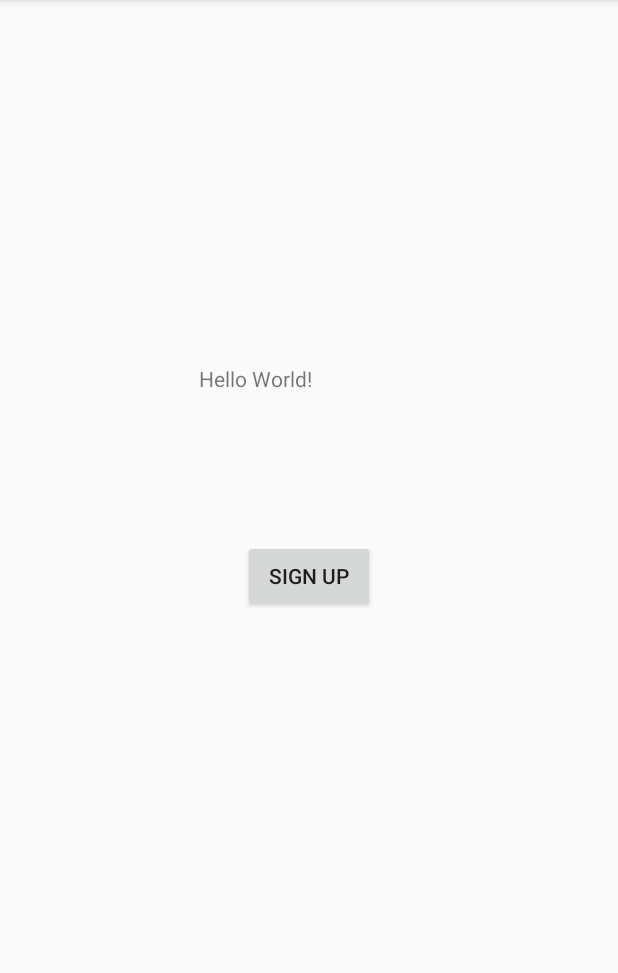
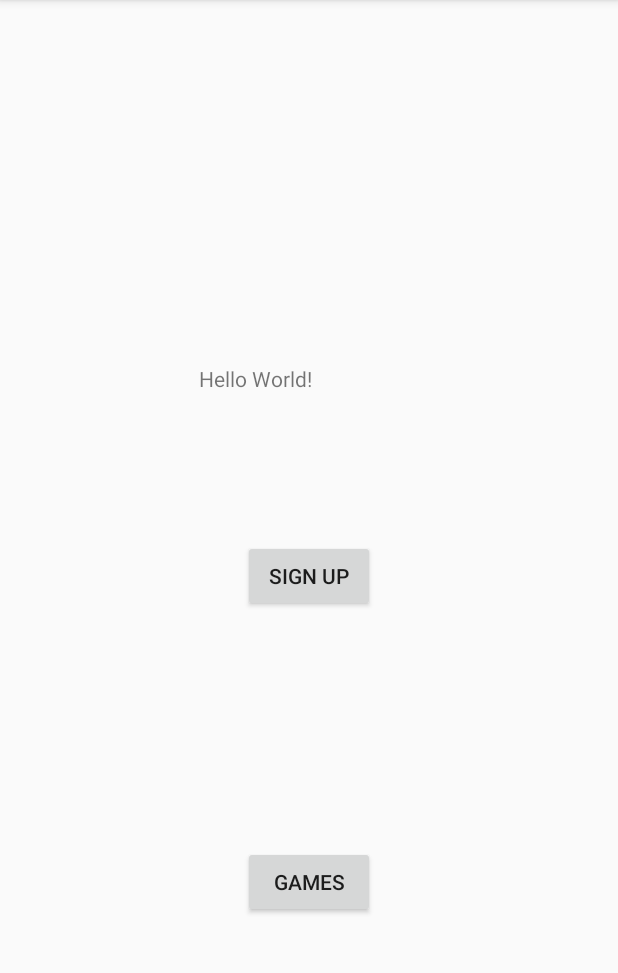
Before and after one commit to chsgwc/memory-loss-app, an Android app: the screen it shows after launch (MainActivity), on a phone screen of 412 x 824 dp, the part 84-1057 px from its top. Run offline under Robolectric (Android 15) with nearby library versions, the phone set to English and light mode, and no system bars.

Commit message:
games 1: works for Strings, implemented LinkedHashMapSet

```diff
--- a/MemoryLossApp/app/src/main/java/com/example/memorylossapp/Games.java
+++ b/MemoryLossApp/app/src/main/java/com/example/memorylossapp/Games.java
@@ -70,6 +70,7 @@ public class Games extends AppCompatActivity {
                     public void onClick(View view) {
                         if (answerEditText.getText().toString().equals(mapQuestions.get(keys.get(counter)).toString())){
                             showMessage("Correct!","Click Next");
+                            counter++;
                         } else {
                             showMessage("Wrong :(", "Try Again");
                         }
@@ -95,5 +96,6 @@ public class Games extends AppCompatActivity {
         builder.setCancelable(true);
         builder.setTitle(title);
         builder.setMessage(message);
+        builder.show();
     }
 }
--- a/MemoryLossApp/app/src/main/java/com/example/memorylossapp/MainActivity.java
+++ b/MemoryLossApp/app/src/main/java/com/example/memorylossapp/MainActivity.java
@@ -21,6 +21,7 @@ public class MainActivity extends AppCompatActivity {
         setContentView(R.layout.activity_main);
 
         Button signupButton = (Button) findViewById(R.id.signupBtn);
+        Button gamesButton = (Button) findViewById(R.id.GamesButton);
 
         signupButton.setOnClickListener(new View.OnClickListener() {
             @Override
@@ -30,6 +31,16 @@ public class MainActivity extends AppCompatActivity {
                 startActivity(startIntent);
             }
         });
+
+        gamesButton.setOnClickListener(new View.OnClickListener() {
+            @Override
+            public void onClick(View view) {
+                //Open Games page
+                Intent startIntent = new Intent(getApplicationContext(), Games.class);
+                startActivity(startIntent);
+            }
+        });
+
         //notifications
         NotificationCompat.Builder mBuilder = new NotificationCompat.Builder(this);
         mBuilder.setSmallIcon(R.drawable.ic_launcher_background);
--- a/MemoryLossApp/app/src/main/res/layout/activity_main.xml
+++ b/MemoryLossApp/app/src/main/res/layout/activity_main.xml
@@ -28,4 +28,14 @@
         app:layout_constraintStart_toStartOf="parent"
         app:layout_constraintTop_toTopOf="parent" />
 
+    <Button
+        android:id="@+id/GamesButton"
+        android:layout_width="wrap_content"
+        android:layout_height="wrap_content"
+        android:text="Games"
+        app:layout_constraintBottom_toBottomOf="parent"
+        app:layout_constraintEnd_toEndOf="parent"
+        app:layout_constraintStart_toStartOf="parent"
+        app:layout_constraintTop_toBottomOf="@+id/signupBtn" />
+
 </androidx.constraintlayout.widget.ConstraintLayout>
```
